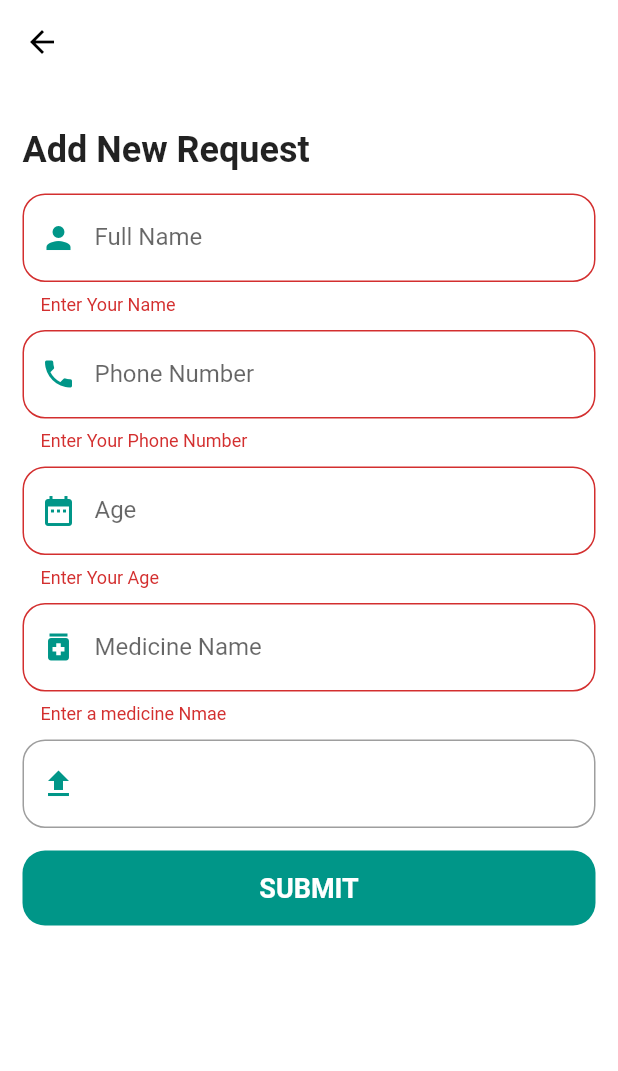
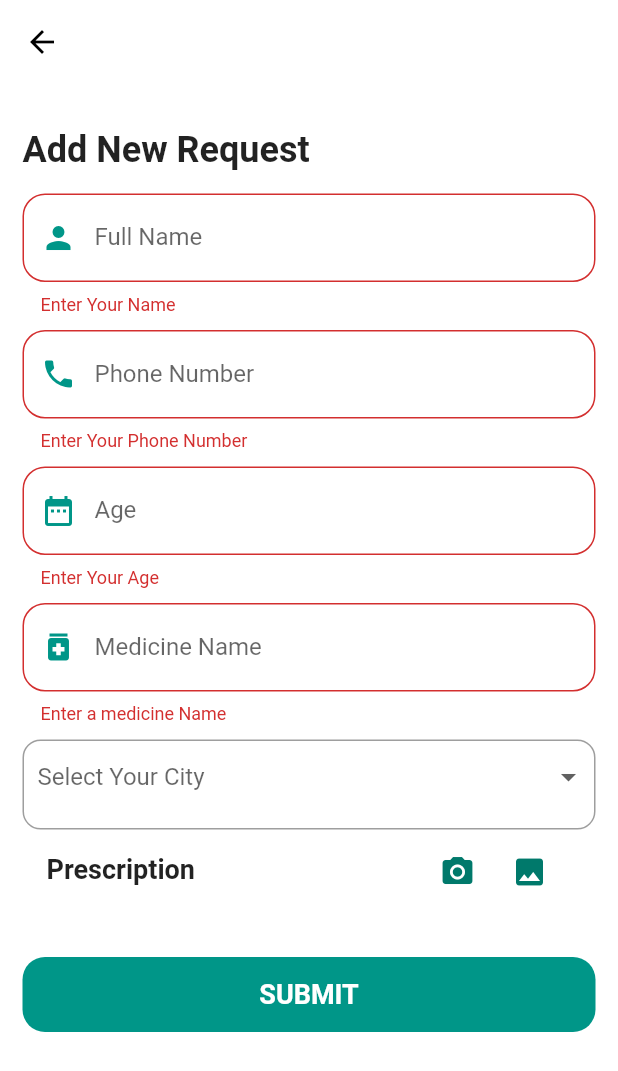
Before and after one commit to Mohamed-Mamoun/Dawak-3lyna, a Flutter app: the NewRequest screen opened directly, after a tap on "SUBMIT", on a phone screen of 412 x 824 dp. Shown: the top 1071 px of the screen. Run offline on Flutter 3.47's test engine with Material 2 defaults, Android fonts, the phone set to English and light mode, and no system bars; our stand-ins replace bloc, cloud_firestore, conditional_builder, firebase_auth, firebase_core, firebase_storage and 4 more; accounts and stored records are empty.

Commit message:
upload image

```diff
--- a/lib/layout/cubit/cubit.dart
+++ b/lib/layout/cubit/cubit.dart
@@ -1,12 +1,17 @@
+import 'dart:io';
+
 import 'package:bloc/bloc.dart';
+import 'package:cloud_firestore/cloud_firestore.dart';
 import 'package:dawak_3lyna/modules/%20%20request/request_screen.dart';
 
 import 'package:dawak_3lyna/modules/home/home_screen.dart';
 import 'package:dawak_3lyna/modules/profile/profile_screen.dart';
-
+import 'package:image_picker/image_picker.dart';
+import 'package:firebase_storage/firebase_storage.dart';
 import 'package:firebase_auth/firebase_auth.dart';
 import 'package:flutter/material.dart';
 import 'package:flutter_bloc/flutter_bloc.dart';
+import 'package:path/path.dart';
 
 part 'state.dart';
 
@@ -16,6 +21,42 @@ class HomeCubit extends Cubit<HomeStates> {
   static HomeCubit get(context) => BlocProvider.of(context);
 
   final auth = FirebaseAuth.instance;
+
+  final storage = FirebaseStorage.instance;
+  final picker = ImagePicker();
+  File image;
+  String imageName = '';
+  XFile pickedImage;
+  final patient = FirebaseFirestore.instance.collection('patient');
+  var downloadUrl;
+
+  Future pickImageFromCamera() async {
+     pickedImage = await picker.pickImage(source: ImageSource.camera);
+
+    imageName = basename(pickedImage.path);
+    emit(PickImageFromCameraState());
+  }
+
+  Future pickImageFromGallery() async {
+    pickedImage = await picker.pickImage(source: ImageSource.gallery);
+    image = File(pickedImage.path);
+    imageName =  basename(pickedImage.path);
+    emit(PickImageFromGalleryState());
+  }
+
+  Future uploudImage()async{
+var ref =  storage.ref().child('images/$imageName');
+  await ref.putFile(image);
+  downloadUrl = ref.getDownloadURL();
+
+  emit(UploadImageState());
+  }
+  Future saveData()async{
+    await patient.add({
+
+    });
+
+  }
 
   List<Widget> screens = [
     const HomeScreen(),
@@ -35,22 +76,4 @@ class HomeCubit extends Cubit<HomeStates> {
     currentIndex = index;
     emit(ChangeBottomNavState());
   }
-  //List screens = [const Home(), const Profile(), NewRequest()];
-
-  // List<BottomNavigationBarItem> items = [
-  //   const BottomNavigationBarItem(
-  //       icon: Icon(Icons.home, size: 30, color: myColor), label: 'Home'),
-  //   const BottomNavigationBarItem(
-  //       icon: Icon(Icons.account_circle, size: 30, color: myColor),
-  //       label: 'Profile'),
-  //   const BottomNavigationBarItem(
-  //       icon: Icon(Icons.add, size: 40, color: myColor), label: 'New Request')
-  // ];
-
-  // int selectedindex = 0;
-
-  // setIndex(int index) {
-  //   selectedindex = index;
-  //   emit(NavState());
-  // }
 }
--- a/lib/layout/cubit/state.dart
+++ b/lib/layout/cubit/state.dart
@@ -6,3 +6,9 @@ abstract class HomeStates {}
 class HomeInitialState extends HomeStates {}
 
 class ChangeBottomNavState extends HomeStates{}
+
+class PickImageFromCameraState extends HomeStates{}
+
+class PickImageFromGalleryState extends HomeStates{}
+
+class UploadImageState extends HomeStates{}
--- a/lib/modules/Patient/New Request/cubit/upload_state.dart
+++ /dev/null
@@ -1,6 +0,0 @@
-part of 'upload_cubit.dart';
-
-@immutable
-abstract class UploadState {}
-
-class UploadInitial extends UploadState {}
--- a/lib/modules/Patient/New Request/newRequest.dart
+++ b/lib/modules/Patient/New Request/newRequest.dart
@@ -1,16 +1,42 @@
+import 'dart:io';
+
+import 'package:dawak_3lyna/layout/cubit/cubit.dart';
 import 'package:dawak_3lyna/shared/components/components.dart';
 import 'package:flutter/material.dart';
+import 'package:flutter_bloc/flutter_bloc.dart';
+import 'package:path/path.dart';
 
-class NewRequest extends StatelessWidget {
+class NewRequest extends StatefulWidget {
   NewRequest({Key key}) : super(key: key);
+
+  @override
+  State<NewRequest> createState() => _NewRequestState();
+}
+
+class _NewRequestState extends State<NewRequest> {
   final medicineName = TextEditingController();
+
   final name = TextEditingController();
+
   final phone_number = TextEditingController();
+
   final age = TextEditingController();
+
   final formKey = GlobalKey<FormState>();
+
+  List lisItems = ['Khartoum', 'Omdourman', 'Bahri'];
+
+  String valuechoose;
+
   @override
   Widget build(BuildContext context) {
-    return Scaffold(
+    final cubit =  HomeCubit.get(context);
+    return WillPopScope(
+      onWillPop: ()async{
+        HomeCubit.get(context).imageName = '';
+        return true;
+      },
+      child: Scaffold(
         appBar: AppBar(),
         body: SingleChildScrollView(
           child: Column(
@@ -24,7 +50,8 @@ class NewRequest extends StatelessWidget {
                     children: [
                       const Text(
                         'Add New Request',
-                      style: TextStyle(fontSize: 24, fontWeight: FontWeight.w700),
+                        style:
+                            TextStyle(fontSize: 24, fontWeight: FontWeight.w700),
                       ),
                       const SizedBox(
                         height: 15,
@@ -35,8 +62,11 @@ class NewRequest extends StatelessWidget {
                           type: TextInputType.text,
                           prefix: Icons.person,
                           validate: (value) {
-                          if(value.isEmpty){
+                            if (value.isEmpty) {
                               return 'Enter Your Name';
+                            }
+                            if(value.toString().length < 14){
+                              return 'Enter Your Full Name';
                             }
                           }),
                       const SizedBox(
@@ -48,8 +78,11 @@ class NewRequest extends StatelessWidget {
                           type: TextInputType.number,
                           prefix: Icons.phone,
                           validate: (value) {
-                          if(value.isEmpty){
+                            if (value.isEmpty) {
                               return 'Enter Your Phone Number';
+                            }
+                             if(value.toString().length < 10){
+                              return 'Enter a correct Phone Number';
                             }
                           }),
                       const SizedBox(
@@ -58,10 +91,10 @@ class NewRequest extends StatelessWidget {
                       defaultFormField(
                           label: 'Age',
                           controller: age,
-                        type: TextInputType.text,
+                          type: TextInputType.number,
                           prefix: Icons.date_range,
                           validate: (value) {
-                          if(value.isEmpty){
+                            if (value.isEmpty) {
                               return 'Enter Your Age';
                             }
                           }),
@@ -74,26 +107,109 @@ class NewRequest extends StatelessWidget {
                           type: TextInputType.text,
                           prefix: Icons.medication,
                           validate: (value) {
-                          if(value.isEmpty){
-                            return 'Enter a medicine Nmae';
+                            if (value.isEmpty) {
+                              return 'Enter a medicine Name';
                             }
                           }),
                       const SizedBox(
                         height: 10,
                       ),
-                        defaultFormField(
-                        type: TextInputType.text,
-                        prefix: Icons.upload,
-                        validate: (value) {
-                          if(value.isEmpty){
-                          }
-                        }),
+                       Container(
+                      height: 60,
+                      decoration: BoxDecoration(
+                        border: Border.all(
+                          color: Colors.grey,
+                        ),
+                        borderRadius: BorderRadius.circular(12),
+                      ),
+                      child: Padding(
+                        padding: const EdgeInsets.symmetric(horizontal: 5),
+                        child: DropdownButton(
+                          underline: Container(),
+                          items: lisItems.map((itemvalue) {
+                            return DropdownMenuItem(
+                              value: itemvalue,
+                              child: Text(itemvalue),
+                            );
+                          }).toList(),
+                          isExpanded: true,
+                          hint: const Text(
+                            ' Select Your City',
+                          ),
+                          value: valuechoose,
+                          onChanged: (newValue) {
+                            setState(
+                              () {
+                                valuechoose = newValue;
+                              },
+                            );
+                          },
+                        ),
+                      ),
+                    ),
+                      ListTile(
+                        leading: const Text(
+                          'Prescription',
+                          style: TextStyle(fontSize: 18, fontWeight: FontWeight.bold),
+                        ),
+                        trailing: SizedBox(
+                          width: 100,
+                          child: Row(
+                            children: [
+                              IconButton(
+                                onPressed: () async{
+                                cubit.pickImageFromCamera();
+                                setState(() {
+                                  cubit.imageName = cubit.image.path;
+                                });
+
+                                },
+                                icon: const CircleAvatar(
+                                  backgroundColor: Colors.white,
+                                  child: Icon(Icons.camera_alt),
+                                ),
+                              ),
+                               IconButton(
+                                onPressed: () async{
+                                  cubit.pickImageFromGallery();
+                                   setState(() {
+                                  cubit.imageName = cubit.image.path;
+                                });
+                                },
+                                icon: const CircleAvatar(
+                                  backgroundColor: Colors.white,
+                                  child: Icon(Icons.image),
+                                ),
+                              ),
+                            ],
+                          ),
+                        ),
+                      ),
+                      Center(
+                        child: Text(cubit.imageName.split('/').last,
+                        style: const TextStyle(fontSize: 12),
+                        ),
+                      ),
+
                       const SizedBox(
                         height: 15,
                       ),
-                      defaultButton(function: (){
-                        if(formKey.currentState.validate()){}
-                      }, text: 'Submit', radius: 15)
+                      defaultButton(
+                          function: () {
+                            if (formKey.currentState.validate()) {
+                              if(valuechoose != null){
+                              if(cubit.imageName != ''){
+                                    cubit.uploudImage();
+                              }else{
+                                showToast(text: 'Please Pick Prescription', state: ToastStates.ERROR);
+                              }
+                              }else{
+                                showToast(text: 'Select Your City', state: ToastStates.ERROR);
+                              }
+                            }
+                          },
+                          text: 'Submit',
+                          radius: 15)
                     ],
                   ),
                 ),
@@ -101,6 +217,7 @@ class NewRequest extends StatelessWidget {
             ],
           ),
         ),
+      ),
     );
   }
 }
--- a/lib/modules/Signup/cubit/signup_cubit.dart
+++ b/lib/modules/Signup/cubit/signup_cubit.dart
@@ -12,7 +12,7 @@ class SignupCubit extends Cubit<SignupState> {
   final firestore = FirebaseFirestore.instance;
 
   // ************************************************************
-  // Create user account And Save his data To Firestore
+  // Create user account And Save his data To Database
   Future signUp_User(
     String email,
     String password,
--- a/lib/modules/doner/login/cubit/cubit.dart
+++ b/lib/modules/doner/login/cubit/cubit.dart
@@ -8,7 +8,7 @@ class LoginCubit extends Cubit<LoginStates> {
 
   static LoginCubit get(context) => BlocProvider.of(context);
 
-  void userLogin({
+  Future userLogin({
     @required String email,
     @required String password,
   }) {
--- a/lib/modules/doner/login/login_screen.dart
+++ b/lib/modules/doner/login/login_screen.dart
@@ -99,7 +99,7 @@ class LoginScreen extends StatelessWidget {
                             radius: 15.0,
                             function: () async {
                               if (formKey.currentState.validate()) {
-                                LoginCubit.get(context).userLogin(
+                               await LoginCubit.get(context).userLogin(
                                     email: emailController.text,
                                     password: passwordController.text);
                                     navigatTo(context, const LayoutScreen());
--- a/lib/modules/doner/register/register_screen.dart
+++ b/lib/modules/doner/register/register_screen.dart
@@ -159,10 +159,7 @@ class _RegisterScreenState extends State<RegisterScreen> {
                   ),
                   defaultButton(
                     function: () {
-                      navigatTo(
-                        context,
-                        LayoutScreen(),
-                      );
+
                     },
                     text: 'Sign Up',
                   ),
--- a/lib/shared/cubit/cubit.dart
+++ b/lib/shared/cubit/cubit.dart
@@ -7,11 +7,6 @@ class AppCubit extends Cubit<AppStates> {
 
   // Create object To use any wher .
   static AppCubit get(context) => BlocProvider.of(context);
-
-
-
-
-
 
 
   IconData suffix = Icons.visibility_outlined;
--- a/pubspec.yaml
+++ b/pubspec.yaml
@@ -43,6 +43,8 @@ dependencies:
   firebase_core: ^1.10.0
   firebase_auth: ^3.2.0
   cloud_firestore: ^3.1.8
+  image_picker: ^0.8.4+11
+  firebase_storage: ^10.2.6
 
 dev_dependencies:
   flutter_test:
```
Also changed, not shown: lib/modules/Patient/New Request/cubit/upload_cubit.dart (deleted, +0 -8 lines), pubspec.lock, 1 other file. Lines whose indentation alone changed are shown as unchanged.
